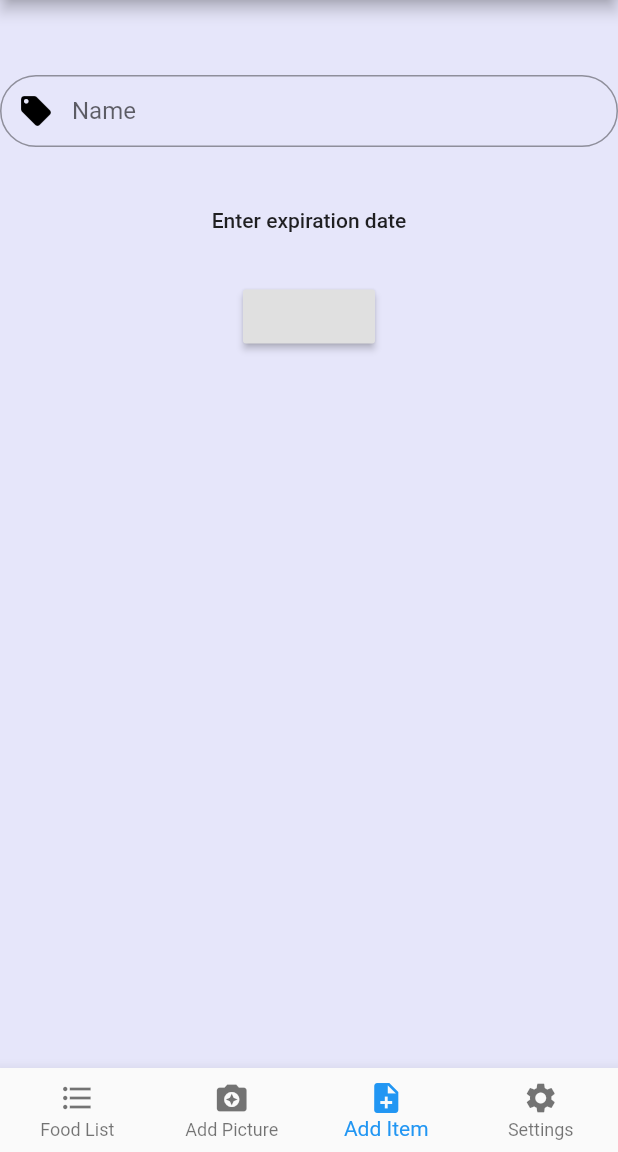
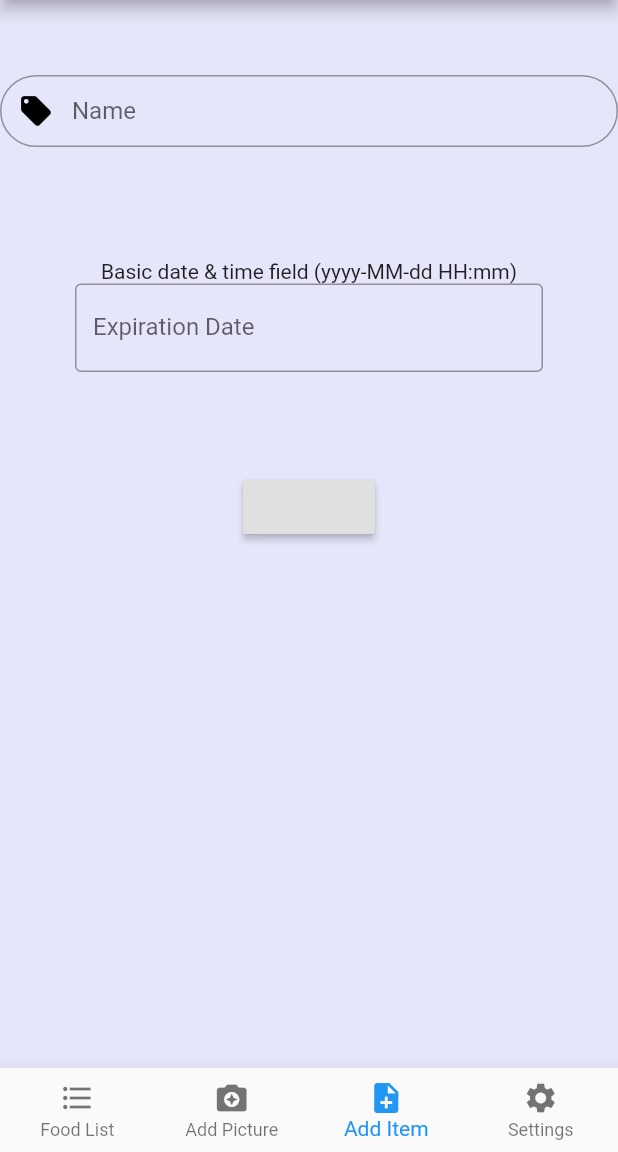
Before and after one commit to abigailkwan/food_spy, a Flutter app: the screen it shows after launch, item 3 of the bottom bar chosen, on a phone screen of 412 x 824 dp, the part 84-1236 px from its top. Run offline on Flutter 3.47's test engine with Material 2 defaults, Android fonts, the phone set to English and light mode, and no system bars; drawn by our look-alikes of datetime_picker_formfield; network calls fail.

Commit message:
added two text controllers for name and expiration date

```diff
--- a/lib/addProfile.dart
+++ b/lib/addProfile.dart
@@ -3,7 +3,7 @@ import 'dart:convert';
 import 'dart:async';
 import 'services.dart';
 import 'text_style.dart';
-import 'package:flutter_datetime_picker/flutter_datetime_picker.dart';
+import 'datetime_picker.dart';
 
 class addProfile extends StatefulWidget {
 
@@ -12,21 +12,39 @@ class addProfile extends StatefulWidget {
 }
 
 class addProfileState extends State <addProfile> {
-  final formKey = GlobalKey<FormState>();
   final newProfile = Profile();
+  final myController = TextEditingController();
+  final dateTimeController = TextEditingController();
+
+  @override
+  void initState() {
+    super.initState();
+    myController.addListener(_printLatestValue);
+    dateTimeController.addListener(_printLatestValue);
+  }
+
+  @override
+  void dispose() {
+    myController.dispose();
+    dateTimeController.dispose();
+    super.dispose();
+  }
+
+  _printLatestValue() {
+    print("Testing: ${myController.text}");
+    print("Current Date: ${dateTimeController.text}");
+  }
 
   @override
   Widget build(BuildContext context) {
     return Scaffold(
       backgroundColor: Color.fromRGBO(230, 230, 250, 1.0),
       body: Container(
-            child: Builder(
-                builder: (context) => Form (
-                  key: formKey,
-                    child: Column(
+            child: Column(
                       children: [
                        SizedBox(height: 50.0),
                       TextFormField(
+                        controller: myController,
                         decoration: InputDecoration(
                         labelText: 'Name',
                         border: new OutlineInputBorder(
@@ -46,34 +64,23 @@ class addProfileState extends State <addProfile> {
                           }
                           return null;
                           },
-                        onSaved: (val) => setState(() => newProfile.name),
-                      ),
+                          onChanged: (val) {
+                          setState(() => newProfile.name);
+                          print("Testing: $val");}
+                          ),
                         SizedBox(height: 25.0),
-                        FlatButton(
-                          onPressed: () {
-                            DatePicker.showDatePicker(context,
-                              showTitleActions: true,
-                              minTime: DateTime.now(),
-                              maxTime: DateTime(2099, 12, 31),
-                              onChanged: (date) {print('Enter ExpirationDate');},
-                              onConfirm: (date) {print('Confirm Expiration Date');},
-                              currentTime: DateTime.now(), locale: LocaleType.en);},
-                            child: Text('Enter expiration date',)
-                            ),
+                        dateTimePicker(dateTimeController),
                         Container(
                           padding: const EdgeInsets.symmetric(
                             vertical: 16.0, horizontal: 16.0),
                           child: RaisedButton(
                             onPressed: () {
-                              final form = formKey.currentState;
                               }
                               )
                           ),
                       ]
                     )
                 ),
-            ),
-      )
     );
   }
 }
--- /dev/null
+++ b/lib/datetime_picker.dart
@@ -0,0 +1,61 @@
+import 'package:flutter/cupertino.dart';
+import 'package:flutter/material.dart';
+import 'services.dart';
+import 'package:intl/intl.dart';
+import 'package:datetime_picker_formfield/datetime_picker_formfield.dart';
+
+
+class dateTimePicker extends StatefulWidget {
+  final _dateTimeController;
+
+  dateTimePicker(this._dateTimeController);
+
+  @override
+  BasicDateTimeField createState() => BasicDateTimeField(_dateTimeController);
+}
+
+class BasicDateTimeField extends State<dateTimePicker> {
+  final format = DateFormat("yyyy-MM-dd HH:mm");
+  final _dateTimeController;
+  DateTime date;
+  TimeOfDay time;
+
+  BasicDateTimeField(this._dateTimeController);
+
+  @override
+  Widget build(BuildContext context) {
+    return Container(
+      padding: EdgeInsets.all(50.0),
+      child: Column(
+        children: <Widget>[
+        Text('Basic date & time field (${format.pattern})'),
+        DateTimeField(
+        decoration: InputDecoration(
+          labelText: 'Expiration Date',
+          border: OutlineInputBorder(),
+        ),
+        onChanged: (dt) => setState(() => date = dt),
+        format: format,
+        onShowPicker: (context, currentValue) async {
+          final date = await showDatePicker(
+              context: context,
+              firstDate: DateTime(1900),
+              initialDate: currentValue ?? DateTime.now(),
+              lastDate: DateTime(2100));
+          if (date != null) {
+            final time = await showTimePicker(
+              context: context,
+              initialTime:
+              TimeOfDay.fromDateTime(currentValue ?? DateTime.now()),
+            );
+            setState(() {_dateTimeController.text = DateTimeField.combine(date,time).toString();});
+            return DateTimeField.combine(date, time);
+          } else {
+            return currentValue;
+          }
+        },
+      ),
+    ])
+    );
+  }
+}
--- a/pubspec.yaml
+++ b/pubspec.yaml
@@ -21,7 +21,7 @@ dependencies:
     sdk: flutter
   sqflite: ^1.0.0
   path_provider: ^0.4.1
-  flutter_datetime_picker: 1.2.5
+  datetime_picker_formfield: ^1.0.0
 
   # The following adds the Cupertino Icons font to your application.
   # Use with the CupertinoIcons class for iOS style icons.
```
Also changed, not shown: pubspec.lock.
